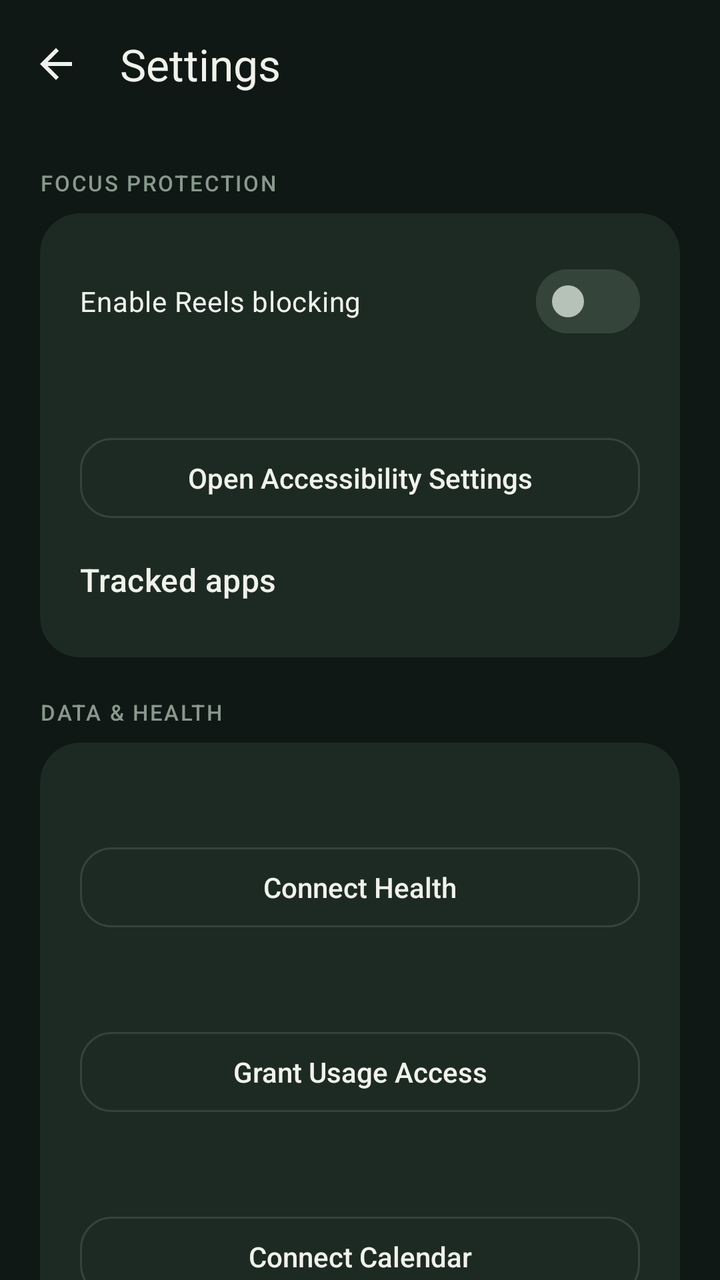
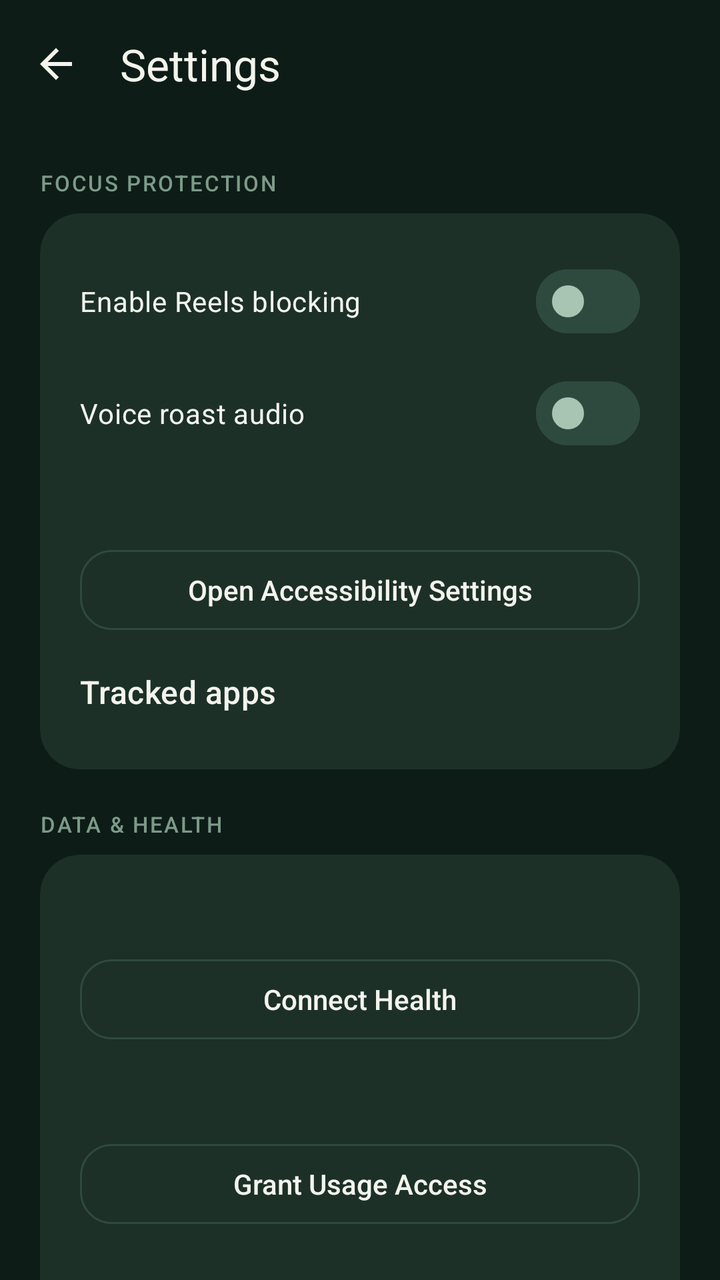

Two renders of the same Android screen: before a commit and after it. Below are the layout's source before the change and the commit's diff.
<!-- AndroidManifest.xml: application theme Theme.ReelsBlocker -->
<!-- res/layout/activity_settings.xml -->
<?xml version="1.0" encoding="utf-8"?>
<LinearLayout xmlns:android="http://schemas.android.com/apk/res/android"
    xmlns:app="http://schemas.android.com/apk/res-auto"
    android:layout_width="match_parent"
    android:layout_height="match_parent"
    android:background="@color/zen_bg"
    android:fitsSystemWindows="true"
    android:orientation="vertical">

    <com.google.android.material.appbar.MaterialToolbar
        android:id="@+id/settingsToolbar"
        android:layout_width="match_parent"
        android:layout_height="wrap_content"
        android:background="@color/zen_bg"
        app:navigationIcon="@drawable/ic_back"
        app:title="@string/settings_title"
        app:titleTextColor="@color/zen_text_primary" />

    <androidx.core.widget.NestedScrollView
        android:layout_width="match_parent"
        android:layout_height="match_parent">

        <LinearLayout
            android:layout_width="match_parent"
            android:layout_height="wrap_content"
            android:orientation="vertical"
            android:padding="@dimen/screen_padding">

            <TextView
                android:layout_width="match_parent"
                android:layout_height="wrap_content"
                android:text="@string/settings_section_focus"
                android:textAppearance="@style/TextAppearance.Zen.Label.Overline" />

            <com.google.android.material.card.MaterialCardView
                style="@style/Widget.Zen.Card"
                android:layout_width="match_parent"
                android:layout_height="wrap_content"
                android:layout_marginTop="@dimen/space_sm">

                <LinearLayout
                    android:layout_width="match_parent"
                    android:layout_height="wrap_content"
                    android:orientation="vertical"
                    android:padding="@dimen/card_padding">

                    <com.google.android.material.materialswitch.MaterialSwitch
                        android:id="@+id/settingsBlockingSwitch"
                        style="@style/Widget.Zen.Switch"
                        android:layout_width="match_parent"
                        android:layout_height="wrap_content"
                        android:text="@string/toggle_blocking"
                        android:textColor="@color/zen_text_primary" />

                    <TextView
                        android:id="@+id/settingsAccessibilityStatus"
                        android:layout_width="match_parent"
                        android:layout_height="wrap_content"
                        android:layout_marginTop="@dimen/space_md"
                        android:textAppearance="@style/TextAppearance.Zen.Body" />

                    <com.google.android.material.button.MaterialButton
                        android:id="@+id/settingsOpenAccessibility"
                        style="@style/Widget.Zen.Button.Outlined"
                        android:layout_width="match_parent"
                        android:layout_height="wrap_content"
                        android:layout_marginTop="@dimen/space_sm"
                        android:text="@string/open_accessibility_settings" />

                    <TextView
                        android:layout_width="match_parent"
                        android:layout_height="wrap_content"
                        android:layout_marginTop="@dimen/space_lg"
                        android:text="@string/settings_tracked_apps"
                        android:textAppearance="@style/TextAppearance.Zen.SectionTitle" />

                    <LinearLayout
                        android:id="@+id/settingsTrackedApps"
                        android:layout_width="match_parent"
                        android:layout_height="wrap_content"
                        android:layout_marginTop="@dimen/space_sm"
                        android:orientation="vertical" />
                </LinearLayout>
            </com.google.android.material.card.MaterialCardView>

            <TextView
                android:layout_width="match_parent"
                android:layout_height="wrap_content"
                android:layout_marginTop="@dimen/space_xl"
                android:text="@string/settings_section_data"
                android:textAppearance="@style/TextAppearance.Zen.Label.Overline" />

            <com.google.android.material.card.MaterialCardView
                style="@style/Widget.Zen.Card"
                android:layout_width="match_parent"
                android:layout_height="wrap_content"
                android:layout_marginTop="@dimen/space_sm">

                <LinearLayout
                    android:layout_width="match_parent"
                    android:layout_height="wrap_content"
                    android:orientation="vertical"
                    android:padding="@dimen/card_padding">

                    <TextView
                        android:id="@+id/settingsHealthStatus"
                        android:layout_width="match_parent"
                        android:layout_height="wrap_content"
                        android:textAppearance="@style/TextAppearance.Zen.Body" />

                    <com.google.android.material.button.MaterialButton
                        android:id="@+id/settingsHealthButton"
                        style="@style/Widget.Zen.Button.Outlined"
                        android:layout_width="match_parent"
                        android:layout_height="wrap_content"
                        android:layout_marginTop="@dimen/space_sm"
                        android:text="@string/request_health_permissions" />

                    <TextView
                        android:id="@+id/settingsUsageStatus"
                        android:layout_width="match_parent"
                        android:layout_height="wrap_content"
                        android:layout_marginTop="@dimen/space_lg"
                        android:textAppearance="@style/TextAppearance.Zen.Body" />

                    <com.google.android.material.button.MaterialButton
                        android:id="@+id/settingsUsageButton"
                        style="@style/Widget.Zen.Button.Outlined"
                        android:layout_width="match_parent"
                        android:layout_height="wrap_content"
                        android:layout_marginTop="@dimen/space_sm"
                        android:text="@string/open_usage_access_settings" />

                    <TextView
                        android:id="@+id/settingsCalendarStatus"
                        android:layout_width="match_parent"
                        android:layout_height="wrap_content"
                        android:layout_marginTop="@dimen/space_lg"
                        android:textAppearance="@style/TextAppearance.Zen.Body" />

                    <com.google.android.material.button.MaterialButton
                        android:id="@+id/settingsCalendarButton"
                        style="@style/Widget.Zen.Button.Outlined"
                        android:layout_width="match_parent"
                        android:layout_height="wrap_content"
                        android:layout_marginTop="@dimen/space_sm"
                        android:text="@string/request_calendar_permission" />
                </LinearLayout>
            </com.google.android.material.card.MaterialCardView>

            <TextView
                android:layout_width="match_parent"
                android:layout_height="wrap_content"
                android:layout_marginTop="@dimen/space_xl"
                android:text="@string/settings_section_ai"
                android:textAppearance="@style/TextAppearance.Zen.Label.Overline" />

            <com.google.android.material.card.MaterialCardView
                style="@style/Widget.Zen.Card"
                android:layout_width="match_parent"
                android:layout_height="wrap_content"
                android:layout_marginTop="@dimen/space_sm">

                <LinearLayout
                    android:layout_width="match_parent"
                    android:layout_height="wrap_content"
                    android:orientation="vertical"
                    android:padding="@dimen/card_padding">

                    <TextView
                        android:id="@+id/settingsBackboardStatus"
                        android:layout_width="match_parent"
                        android:layout_height="wrap_content"
                        android:textAppearance="@style/TextAppearance.Zen.Body" />

                    <TextView
                        android:id="@+id/settingsGeminiStatus"
                        android:layout_width="match_parent"
                        android:layout_height="wrap_content"
                        android:layout_marginTop="@dimen/space_md"
                        android:textAppearance="@style/TextAppearance.Zen.Body" />

                    <TextView
                        android:id="@+id/settingsElevenLabsStatus"
                        android:layout_width="match_parent"
                        android:layout_height="wrap_content"
                        android:layout_marginTop="@dimen/space_md"
                        android:textAppearance="@style/TextAppearance.Zen.Body" />
                </LinearLayout>
            </com.google.android.material.card.MaterialCardView>

            <TextView
                android:layout_width="match_parent"
                android:layout_height="wrap_content"
                android:layout_marginTop="@dimen/space_xl"
                android:text="@string/settings_section_appearance"
                android:textAppearance="@style/TextAppearance.Zen.Label.Overline" />

            <com.google.android.material.card.MaterialCardView
                style="@style/Widget.Zen.Card"
                android:layout_width="match_parent"
                android:layout_height="wrap_content"
                android:layout_marginTop="@dimen/space_sm">

                <TextView
                    android:layout_width="match_parent"
                    android:layout_height="wrap_content"
                    android:padding="@dimen/card_padding"
                    android:text="@string/settings_appearance_dark"
                    android:textAppearance="@style/TextAppearance.Zen.Body" />
            </com.google.android.material.card.MaterialCardView>

            <TextView
                android:layout_width="match_parent"
                android:layout_height="wrap_content"
                android:layout_marginTop="@dimen/space_xl"
                android:text="@string/settings_section_about"
                android:textAppearance="@style/TextAppearance.Zen.Label.Overline" />

            <com.google.android.material.card.MaterialCardView
                style="@style/Widget.Zen.Card"
                android:layout_width="match_parent"
                android:layout_height="wrap_content"
                android:layout_marginTop="@dimen/space_sm"
                android:layout_marginBottom="@dimen/space_xxl">

                <LinearLayout
                    android:layout_width="match_parent"
                    android:layout_height="wrap_content"
                    android:orientation="vertical"
                    android:padding="@dimen/card_padding">

                    <TextView
                        android:layout_width="match_parent"
                        android:layout_height="wrap_content"
                        android:text="@string/settings_branding"
                        android:textAppearance="@style/TextAppearance.Zen.SectionTitle" />

                    <TextView
                        android:id="@+id/settingsVersion"
                        android:layout_width="match_parent"
                        android:layout_height="wrap_content"
                        android:layout_marginTop="@dimen/space_xs"
                        android:textAppearance="@style/TextAppearance.Zen.Caption" />
                </LinearLayout>
            </com.google.android.material.card.MaterialCardView>
        </LinearLayout>
    </androidx.core.widget.NestedScrollView>
</LinearLayout>
<!-- resources referenced by this layout -->
<resources>
  <color name="zen_bg">#101815</color>
  <color name="zen_text_primary">#F0F2EB</color>
  <dimen name="card_padding">20dp</dimen>
  <dimen name="screen_padding">20dp</dimen>
  <dimen name="space_lg">16dp</dimen>
  <dimen name="space_md">12dp</dimen>
  <dimen name="space_sm">8dp</dimen>
  <dimen name="space_xl">20dp</dimen>
  <dimen name="space_xs">4dp</dimen>
  <dimen name="space_xxl">32dp</dimen>
  <string name="open_accessibility_settings">Open Accessibility Settings</string>
  <string name="open_usage_access_settings">Grant Usage Access</string>
  <string name="request_calendar_permission">Connect Calendar</string>
  <string name="request_health_permissions">Connect Health</string>
  <string name="settings_appearance_dark">Dark</string>
  <string name="settings_branding">FoxtrotAlpha</string>
  <string name="settings_section_about">About</string>
  <string name="settings_section_ai">AI &amp; voice</string>
  <string name="settings_section_appearance">Appearance</string>
  <string name="settings_section_data">Data &amp; health</string>
  <string name="settings_section_focus">Focus protection</string>
  <string name="settings_title">Settings</string>
  <string name="settings_tracked_apps">Tracked apps</string>
  <string name="toggle_blocking">Enable Reels blocking</string>
  <style name="TextAppearance.Zen.Body" parent="TextAppearance.Material3.BodyMedium">
          <item name="android:textSize">15sp</item>
          <item name="android:textColor">@color/zen_text_secondary</item>
          <item name="android:lineSpacingExtra">2dp</item>
      </style>
  <style name="TextAppearance.Zen.Caption" parent="TextAppearance.Material3.BodySmall">
          <item name="android:textSize">12sp</item>
          <item name="android:textColor">@color/zen_text_tertiary</item>
      </style>
  <style name="TextAppearance.Zen.SectionTitle" parent="TextAppearance.Material3.TitleMedium">
          <item name="android:textSize">16sp</item>
          <item name="android:textColor">@color/zen_text_primary</item>
          <item name="android:fontFamily">sans-serif-medium</item>
      </style>
  <style name="Widget.Zen.Switch" parent="Widget.Material3.CompoundButton.MaterialSwitch">
          <item name="thumbTint">@color/switch_thumb_tint</item>
          <item name="trackTint">@color/switch_track_tint</item>
      </style>
  <style name="Theme.ReelsBlocker" parent="Theme.FoxtrotAlpha" />
  <color name="zen_text_secondary">#B6C1B8</color>
  <color name="zen_text_tertiary">#89988D</color>
  <color name="zen_divider">#34443A</color>
  <dimen name="touch_target">48dp</dimen>
  <color name="zen_surface_elevated">#1D2A23</color>
  <dimen name="card_radius">20dp</dimen>
  <color name="zen_sage_container">#2A3D31</color>
  <color name="zen_sage">#A6C4A5</color>
  <color name="zen_on_sage">#101815</color>
  <color name="zen_gold">#D6AA6B</color>
  <color name="zen_gold_muted">#3A3224</color>
  <color name="zen_surface">#17211B</color>
  <color name="zen_error">#C97B6A</color>
  <style name="ShapeAppearance.Zen.Medium" parent="ShapeAppearance.Material3.Corner.Medium">
          <item name="cornerFamily">rounded</item>
          <item name="cornerSize">@dimen/metric_card_radius</item>
      </style>
  <style name="ShapeAppearance.Zen.Large" parent="ShapeAppearance.Material3.Corner.Large">
          <item name="cornerFamily">rounded</item>
          <item name="cornerSize">@dimen/card_radius</item>
      </style>
  <dimen name="metric_card_radius">16dp</dimen>
  <style name="Widget.Zen.BottomNav.ActiveIndicator" parent="Widget.Material3.BottomNavigationView.ActiveIndicator">
          <item name="android:color">@color/zen_sage_container</item>
      </style>
  <color name="zen_surface_secondary">#24342A</color>
  <!-- unchanged entries left out for length: 8 -->
</resources>

<!-- the commit's change to res/layout/activity_settings.xml (unified diff, before → after) -->
@@ -52,6 +52,15 @@
                         android:text="@string/toggle_blocking"
                         android:textColor="@color/zen_text_primary" />
 
+                    <com.google.android.material.materialswitch.MaterialSwitch
+                        android:id="@+id/settingsVoiceRoastSwitch"
+                        style="@style/Widget.Zen.Switch"
+                        android:layout_width="match_parent"
+                        android:layout_height="wrap_content"
+                        android:layout_marginTop="@dimen/space_sm"
+                        android:text="@string/toggle_voice_roast"
+                        android:textColor="@color/zen_text_primary" />
+
                     <TextView
                         android:id="@+id/settingsAccessibilityStatus"
                         android:layout_width="match_parent"
<!-- resource entries referenced after the edit -->
@@ -1,7 +1,7 @@
 <!-- resources referenced by this layout -->
 <resources>
-  <color name="zen_bg">#101815</color>
-  <color name="zen_text_primary">#F0F2EB</color>
+  <color name="zen_bg">#0E1C18</color>
+  <color name="zen_text_primary">#F3F4EC</color>
   <dimen name="card_padding">20dp</dimen>
   <dimen name="screen_padding">20dp</dimen>
   <dimen name="space_lg">16dp</dimen>
@@ -24,6 +24,7 @@
   <string name="settings_title">Settings</string>
   <string name="settings_tracked_apps">Tracked apps</string>
   <string name="toggle_blocking">Enable Reels blocking</string>
+  <string name="toggle_voice_roast">Voice roast audio</string>
   <style name="TextAppearance.Zen.Body" parent="TextAppearance.Material3.BodyMedium">
           <item name="android:textSize">15sp</item>
           <item name="android:textColor">@color/zen_text_secondary</item>
@@ -43,18 +44,18 @@
           <item name="trackTint">@color/switch_track_tint</item>
       </style>
   <style name="Theme.ReelsBlocker" parent="Theme.FoxtrotAlpha" />
-  <color name="zen_text_secondary">#B6C1B8</color>
-  <color name="zen_text_tertiary">#89988D</color>
-  <color name="zen_divider">#34443A</color>
+  <color name="zen_text_secondary">#A8C5B4</color>
+  <color name="zen_text_tertiary">#7C9A88</color>
+  <color name="zen_divider">#2E4A3E</color>
   <dimen name="touch_target">48dp</dimen>
-  <color name="zen_surface_elevated">#1D2A23</color>
+  <color name="zen_surface_elevated">#1C3028</color>
   <dimen name="card_radius">20dp</dimen>
-  <color name="zen_sage_container">#2A3D31</color>
-  <color name="zen_sage">#A6C4A5</color>
-  <color name="zen_on_sage">#101815</color>
-  <color name="zen_gold">#D6AA6B</color>
-  <color name="zen_gold_muted">#3A3224</color>
-  <color name="zen_surface">#17211B</color>
+  <color name="zen_sage_container">#1E4536</color>
+  <color name="zen_sage">#73D9A2</color>
+  <color name="zen_on_sage">#0E1C18</color>
+  <color name="zen_gold">#E8B85A</color>
+  <color name="zen_gold_muted">#3E3420</color>
+  <color name="zen_surface">#15241E</color>
   <color name="zen_error">#C97B6A</color>
   <style name="ShapeAppearance.Zen.Medium" parent="ShapeAppearance.Material3.Corner.Medium">
           <item name="cornerFamily">rounded</item>
@@ -68,7 +69,7 @@
   <style name="Widget.Zen.BottomNav.ActiveIndicator" parent="Widget.Material3.BottomNavigationView.ActiveIndicator">
           <item name="android:color">@color/zen_sage_container</item>
       </style>
-  <color name="zen_surface_secondary">#24342A</color>
+  <color name="zen_surface_secondary">#254338</color>
   <!-- unchanged entries left out for length: 8 -->
 </resources>
 
